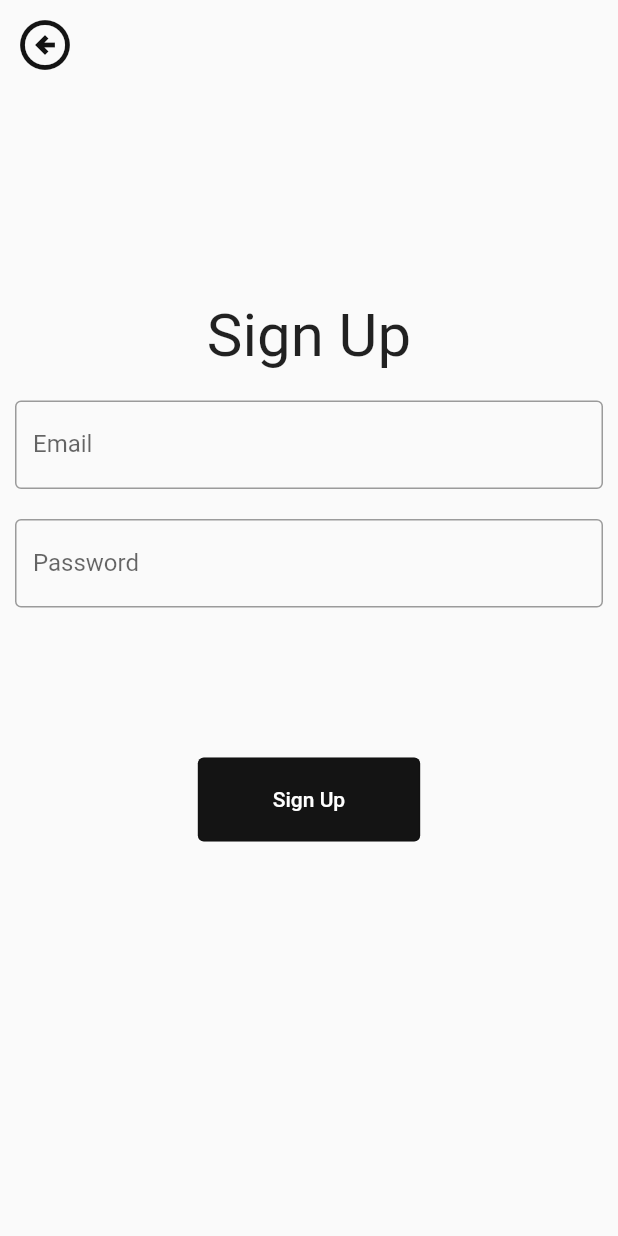
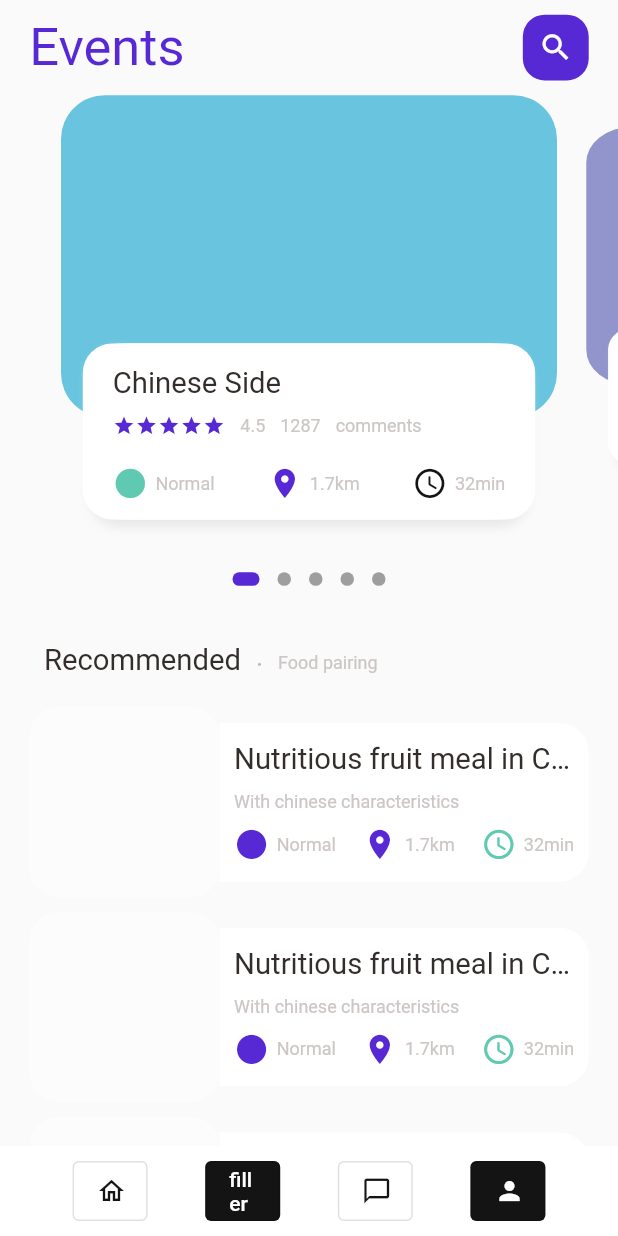
Before and after one commit to DylanDabrowski/watercooler, a Flutter app: the SignupPage screen opened by its route, after a tap on "Sign Up", on a phone screen of 412 x 824 dp. Run offline on Flutter 3.47's test engine with Material 2 defaults, Android fonts, the phone set to English and light mode, and no system bars; drawn by our look-alikes of dots_indicator; our stand-ins replace get.

Commit message:
home page has carousel and scrollable, with filler cards, and a basic nav bar.

```diff
--- a/lib/pages/login pages/login_page.dart
+++ b/lib/pages/login pages/login_page.dart
@@ -26,7 +26,7 @@ class LoginPage extends StatelessWidget {
                   size: 40.0,
                 ),
               ),
-              const SizedBox(height: 150),
+              const SizedBox(height: 100),
               // title
               Row(
                 mainAxisAlignment: MainAxisAlignment.center,
@@ -57,21 +57,20 @@ class LoginPage extends StatelessWidget {
                   labelText: 'Password',
                 ),
               ),
-              const SizedBox(height: 100),
+              const SizedBox(height: 40),
               // login button
               Row(
                 mainAxisAlignment: MainAxisAlignment.center,
                 children: [
                   OutlinedButton(
                     onPressed: () {
-                      print('Login button pressed');
-
+                      Get.toNamed(RouteHelper.getHome());
                     },
                     style: OutlinedButton.styleFrom(
-                      primary: Colors.white,
-                      backgroundColor: AppColors.textColor,
-                      padding: const EdgeInsets.only(top: 20, bottom: 20, left: 50, right: 50)
-                    ),
+                        primary: Colors.white,
+                        backgroundColor: AppColors.textColor,
+                        padding: const EdgeInsets.only(
+                            top: 20, bottom: 20, left: 50, right: 50)),
                     child: const Text("Login"),
                   ),
                 ],
--- a/lib/pages/login pages/signup_page.dart
+++ b/lib/pages/login pages/signup_page.dart
@@ -4,7 +4,7 @@ import '../../routes/route_helper.dart';
 import '../../utils/colors.dart';
 
 class SignupPage extends StatelessWidget {
-  const SignupPage({ Key? key }) : super(key: key);
+  const SignupPage({Key? key}) : super(key: key);
 
   @override
   Widget build(BuildContext context) {
@@ -26,7 +26,7 @@ class SignupPage extends StatelessWidget {
                   size: 40.0,
                 ),
               ),
-              const SizedBox(height: 150),
+              const SizedBox(height: 100),
               // title
               Row(
                 mainAxisAlignment: MainAxisAlignment.center,
@@ -57,20 +57,20 @@ class SignupPage extends StatelessWidget {
                   labelText: 'Password',
                 ),
               ),
-              const SizedBox(height: 100),
+              const SizedBox(height: 40),
               // sign up button
               Row(
                 mainAxisAlignment: MainAxisAlignment.center,
                 children: [
                   OutlinedButton(
                     onPressed: () {
-                      print('Sign up button pressed');
+                      Get.toNamed(RouteHelper.getHome());
                     },
                     style: OutlinedButton.styleFrom(
-                      primary: Colors.white,
-                      backgroundColor: AppColors.textColor,
-                      padding: const EdgeInsets.only(top: 20, bottom: 20, left: 50, right: 50)
-                    ),
+                        primary: Colors.white,
+                        backgroundColor: AppColors.textColor,
+                        padding: const EdgeInsets.only(
+                            top: 20, bottom: 20, left: 50, right: 50)),
                     child: const Text("Sign Up"),
                   ),
                 ],
--- /dev/null
+++ b/lib/pages/user pages/home_page.dart
@@ -0,0 +1,152 @@
+import 'package:flutter/material.dart';
+import 'package:get/get.dart';
+import 'package:watercooler/pages/user%20pages/home_page_body.dart';
+
+import '../../routes/route_helper.dart';
+import '../../utils/colors.dart';
+import '../../utils/dimensions.dart';
+import '../../widgets/big_text.dart';
+import '../../widgets/small_text.dart';
+
+class HomePage extends StatefulWidget {
+  const HomePage({Key? key}) : super(key: key);
+
+  @override
+  State<HomePage> createState() => _HomePageState();
+}
+
+class _HomePageState extends State<HomePage> {
+  @override
+  Widget build(BuildContext context) {
+    return Scaffold(
+      body: SafeArea(
+        child: Column(
+          children: [
+            Container(
+              margin: EdgeInsets.only(
+                  top: Dimensions.height10, bottom: Dimensions.height10),
+              padding: EdgeInsets.only(
+                  left: Dimensions.width20, right: Dimensions.width20),
+              child: Row(
+                mainAxisAlignment: MainAxisAlignment.spaceBetween,
+                children: [
+                  BigText(
+                    text: "Events",
+                    size: 35.0,
+                    color: AppColors.mainColor,
+                  ),
+                  Center(
+                    child: Container(
+                      width: Dimensions.width45,
+                      height: Dimensions.height45,
+                      child: Icon(
+                        Icons.search,
+                        color: Colors.white,
+                        size: Dimensions.iconSize24,
+                      ),
+                      decoration: BoxDecoration(
+                        borderRadius: BorderRadius.circular(
+                          Dimensions.radius15,
+                        ),
+                        color: AppColors.mainColor,
+                      ),
+                    ),
+                  )
+                ],
+              ),
+            ),
+            const Expanded(
+              child: SingleChildScrollView(
+                child: HomePageBody(),
+              ),
+            ),
+          ],
+        ),
+      ),
+      bottomNavigationBar: Container(
+        height: 60,
+        padding: const EdgeInsets.all(10),
+        decoration: const BoxDecoration(
+          color: Colors.white,
+          // borderRadius: BorderRadius.only(
+          //   topLeft: Radius.circular(40),
+          //   topRight: Radius.circular(40),
+          // ),
+        ),
+        child: Row(
+          mainAxisAlignment: MainAxisAlignment.spaceEvenly,
+          children: [
+            SizedBox(
+              height: 40,
+              width: 50,
+              child: OutlinedButton(
+                onPressed: () {
+                  Get.toNamed(RouteHelper.getHome());
+                },
+                style: OutlinedButton.styleFrom(
+                  primary: AppColors.textColor,
+                  backgroundColor: Colors.white,
+                ),
+                child: const Icon(
+                  Icons.home_outlined,
+                  color: AppColors.textColor,
+                  size: 20.0,
+                ),
+              ),
+            ),
+            SizedBox(
+              height: 40,
+              width: 50,
+              child: OutlinedButton(
+                onPressed: () {
+                  // Get.toNamed(RouteHelper.getSignup());
+                },
+                style: OutlinedButton.styleFrom(
+                  primary: Colors.white,
+                  backgroundColor: AppColors.textColor,
+                ),
+                child: const Text("filler"),
+              ),
+            ),
+            SizedBox(
+              height: 40,
+              width: 50,
+              child: OutlinedButton(
+                onPressed: () {
+                  // Get.toNamed(RouteHelper.getLogin());
+                },
+                style: OutlinedButton.styleFrom(
+                  primary: AppColors.textColor,
+                  backgroundColor: Colors.white,
+                ),
+                child: const Icon(
+                  Icons.chat_bubble_outline,
+                  color: AppColors.textColor,
+                  size: 20.0,
+                ),
+              ),
+            ),
+            SizedBox(
+              height: 40,
+              width: 50,
+              child: OutlinedButton(
+                onPressed: () {
+                  // Get.toNamed(RouteHelper.getSignup());
+                },
+                style: OutlinedButton.styleFrom(
+                  primary: Colors.white,
+                  backgroundColor: AppColors.textColor,
+                ),
+                child: const Icon(
+                  Icons.person,
+                  color: Colors.white,
+                  size: 20.0,
+                ),
+              ),
+            ),
+          ],
+        ),
+      ),
+    );
+  }
+}
--- /dev/null
+++ b/lib/pages/user pages/home_page_body.dart
@@ -0,0 +1,303 @@
+import 'package:flutter/material.dart';
+import 'package:get/get.dart';
+import 'package:dots_indicator/dots_indicator.dart';
+import '../../routes/route_helper.dart';
+import '../../utils/colors.dart';
+import '../../utils/dimensions.dart';
+import '../../widgets/big_text.dart';
+import '../../widgets/icon_and_text_widget.dart';
+import '../../widgets/small_text.dart';
+
+class HomePageBody extends StatefulWidget {
+  const HomePageBody({Key? key}) : super(key: key);
+
+  @override
+  State<HomePageBody> createState() => _HomePageBodyState();
+}
+
+class _HomePageBodyState extends State<HomePageBody> {
+  PageController pageController = PageController(viewportFraction: 0.85);
+  var _currPageValue = 0.0;
+  double _scaleFactor = 0.8;
+  double _height = Dimensions.pageViewContainer;
+
+  @override
+  void initState() {
+    super.initState();
+    pageController.addListener(() {
+      setState(() {
+        _currPageValue = pageController.page!;
+        // print("Current value is " + _currPageValue.toString());
+      });
+    });
+  }
+
+  @override
+  void dispose() {
+    pageController.dispose();
+  }
+
+  @override
+  Widget build(BuildContext context) {
+    return Column(
+      children: [
+        Container(
+          // color: Colors.red,
+          height: Dimensions.pageView,
+          child: PageView.builder(
+              controller: pageController,
+              itemCount: 5,
+              itemBuilder: (context, position) {
+                return _buildPageItem(position);
+              }),
+        ),
+        DotsIndicator(
+          dotsCount: 5,
+          position: _currPageValue,
+          decorator: DotsDecorator(
+              size: const Size.square(9.0),
+              activeSize: const Size(18.0, 9.0),
+              activeShape: RoundedRectangleBorder(
+                  borderRadius: BorderRadius.circular(5.0)),
+              activeColor: AppColors.mainColor),
+        ),
+        SizedBox(
+          height: Dimensions.height30,
+        ),
+        Container(
+          margin: EdgeInsets.only(
+              left: Dimensions.width30, bottom: Dimensions.height20),
+          child: Row(
+            crossAxisAlignment: CrossAxisAlignment.end,
+            children: [
+              BigText(text: "Recommended"),
+              SizedBox(
+                width: Dimensions.width10,
+              ),
+              Container(
+                margin: const EdgeInsets.only(bottom: 3),
+                child: BigText(
+                  text: ".",
+                  color: Colors.black26,
+                ),
+              ),
+              SizedBox(
+                width: Dimensions.width10,
+              ),
+              Container(
+                margin: const EdgeInsets.only(bottom: 3),
+                child: SmallText(text: "Food pairing"),
+              ),
+            ],
+          ),
+        ),
+        ListView.builder(
+            physics: const NeverScrollableScrollPhysics(),
+            shrinkWrap: true,
+            itemCount: 10,
+            itemBuilder: (context, index) {
+              return Container(
+                margin: EdgeInsets.only(
+                    left: Dimensions.width20,
+                    right: Dimensions.width20,
+                    bottom: Dimensions.height10),
+                child: Row(
+                  children: [
+                    // image section
+                    Container(
+                      width: Dimensions.listViewImgSize,
+                      height: Dimensions.listViewImgSize,
+                      decoration: BoxDecoration(
+                        borderRadius:
+                            BorderRadius.circular(Dimensions.radius20),
+                        color: Colors.white38,
+                        // image: const DecorationImage(
+                        //   fit: BoxFit.cover,
+                        //   image: AssetImage("assets/image/food0.png"),
+                        // ),
+                      ),
+                    ),
+                    // text container
+                    Expanded(
+                      child: Container(
+                        height: Dimensions.listViewTextContSize,
+                        decoration: BoxDecoration(
+                          borderRadius: BorderRadius.only(
+                              topRight: Radius.circular(Dimensions.radius20),
+                              bottomRight:
+                                  Radius.circular(Dimensions.radius20)),
+                          color: Colors.white,
+                        ),
+                        child: Padding(
+                          padding: EdgeInsets.only(
+                              left: Dimensions.width10,
+                              right: Dimensions.width10),
+                          child: Column(
+                            crossAxisAlignment: CrossAxisAlignment.start,
+                            mainAxisAlignment: MainAxisAlignment.center,
+                            children: [
+                              BigText(text: "Nutritious fruit meal in China"),
+                              SizedBox(height: Dimensions.height10),
+                              SmallText(text: "With chinese characteristics"),
+                              SizedBox(height: Dimensions.height10),
+                              Row(
+                                mainAxisAlignment:
+                                    MainAxisAlignment.spaceBetween,
+                                children: const [
+                                  IconAndTextWidget(
+                                      icon: Icons.circle_sharp,
+                                      text: "Normal",
+                                      iconColor: AppColors.mainColor),
+                                  IconAndTextWidget(
+                                      icon: Icons.location_on,
+                                      text: "1.7km",
+                                      iconColor: AppColors.mainColor),
+                                  IconAndTextWidget(
+                                      icon: Icons.access_time_rounded,
+                                      text: "32min",
+                                      iconColor: AppColors.secondaryColor),
+                                ],
+                              ),
+                            ],
+                          ),
+                        ),
+                      ),
+                    )
+                  ],
+                ),
+              );
+            }),
+      ],
+    );
+  }
+
+  Widget _buildPageItem(int index) {
+    Matrix4 matrix = new Matrix4.identity();
+
+    if (index == _currPageValue.floor()) {
+      var currScale = 1 - (_currPageValue - index) * (1 - _scaleFactor);
+      var currTrans = _height * (1 - currScale) / 2;
+      matrix = Matrix4.diagonal3Values(1, currScale, 1)
+        ..setTranslationRaw(0, currTrans, 0);
+    } else if (index == _currPageValue.floor() + 1) {
+      var currScale =
+          _scaleFactor + (_currPageValue - index + 1) * (1 - _scaleFactor);
+      var currTrans = _height * (1 - currScale) / 2;
+      matrix = Matrix4.diagonal3Values(1, currScale, 1)
+        ..setTranslationRaw(0, currTrans, 0);
+    } else if (index == _currPageValue.floor() - 1) {
+      var currScale = 1 - (_currPageValue - index) * (1 - _scaleFactor);
+      var currTrans = _height * (1 - currScale) / 2;
+      matrix = Matrix4.diagonal3Values(1, currScale, 1)
+        ..setTranslationRaw(0, currTrans, 0);
+    } else {
+      var currScale = 0.8;
+      matrix = Matrix4.diagonal3Values(1, currScale, 1)
+        ..setTranslationRaw(0, _height * (1 - _scaleFactor) / 2, 1);
+    }
+
+    return Transform(
+      transform: matrix,
+      child: Stack(
+        children: [
+          Container(
+            height: Dimensions.pageViewContainer,
+            margin: EdgeInsets.only(
+                left: Dimensions.width10, right: Dimensions.width10),
+            decoration: BoxDecoration(
+              borderRadius: BorderRadius.circular(Dimensions.radius30),
+              color: index.isEven
+                  ? const Color(0xFF69c5df)
+                  : const Color(0xFF9294cc),
+              // image: const DecorationImage(
+              //   fit: BoxFit.cover,
+              //   image: AssetImage("assets/image/food0.png"),
+              // ),
+            ),
+          ),
+          Align(
+            alignment: Alignment.bottomCenter,
+            child: Container(
+              height: Dimensions.pageViewTextContainer,
+              margin: EdgeInsets.only(
+                left: Dimensions.width30,
+                right: Dimensions.width30,
+                bottom: Dimensions.height30,
+              ),
+              decoration: BoxDecoration(
+                borderRadius: BorderRadius.circular(Dimensions.radius20),
+                color: Colors.white,
+                boxShadow: const [
+                  BoxShadow(
+                    color: Color(0xFFe8e8e8),
+                    blurRadius: 5.0,
+                    offset: Offset(0, 5),
+                  ),
+                  BoxShadow(
+                    color: Colors.white,
+                    offset: Offset(-5, 0),
+                  ),
+                  BoxShadow(
+                    color: Colors.white,
+                    offset: Offset(5, 0),
+                  ),
+                ],
+              ),
+              child: Container(
+                padding: EdgeInsets.only(
+                    top: Dimensions.height15, left: 15, right: 15),
+                child: Column(
+                  crossAxisAlignment: CrossAxisAlignment.start,
+                  children: [
+                    BigText(text: "Chinese Side"),
+                    SizedBox(height: Dimensions.height10),
+                    Row(
+                      children: [
+                        Wrap(
+                          children: List.generate(
+                              5,
+                              (index) => const Icon(Icons.star,
+                                  color: AppColors.mainColor, size: 15)),
+                        ),
+                        const SizedBox(
+                          width: 10,
+                        ),
+                        SmallText(text: "4.5"),
+                        const SizedBox(
+                          width: 10,
+                        ),
+                        SmallText(text: "1287"),
+                        const SizedBox(
+                          width: 10,
+                        ),
+                        SmallText(text: "comments"),
+                      ],
+                    ),
+                    SizedBox(height: Dimensions.height20),
+                    Row(
+                      mainAxisAlignment: MainAxisAlignment.spaceBetween,
+                      children: const [
+                        IconAndTextWidget(
+                            icon: Icons.circle_sharp,
+                            text: "Normal",
+                            iconColor: AppColors.secondaryColor),
+                        IconAndTextWidget(
+                            icon: Icons.location_on,
+                            text: "1.7km",
+                            iconColor: AppColors.mainColor),
+                        IconAndTextWidget(
+                            icon: Icons.access_time_rounded,
+                            text: "32min",
+                            iconColor: AppColors.textColor),
+                      ],
+                    ),
+                  ],
+                ),
+              ),
+            ),
+          ),
+        ],
+      ),
+    );
+  }
+}
--- a/lib/routes/route_helper.dart
+++ b/lib/routes/route_helper.dart
@@ -3,18 +3,23 @@ import 'package:watercooler/pages/login%20pages/login_page.dart';
 import 'package:watercooler/pages/login%20pages/signup_page.dart';
 import 'package:watercooler/pages/login%20pages/welcome_page.dart';
 
+import '../pages/user pages/home_page.dart';
+
 class RouteHelper {
   static const String initial = "/";
   static const String login = "/login";
   static const String signup = "/signup";
+  static const String home = "/home";
 
   static String getInitial() => '$initial';
   static String getLogin() => '$login';
   static String getSignup() => '$signup';
+  static String getHome() => '$home';
 
   static List<GetPage> routes = [
     GetPage(name: initial, page: () => WelcomePage()),
     GetPage(name: login, page: () => LoginPage()),
     GetPage(name: signup, page: () => SignupPage()),
+    GetPage(name: home, page: () => HomePage()),
   ];
 }
--- /dev/null
+++ b/lib/utils/dimensions.dart
@@ -0,0 +1,45 @@
+import 'package:get/get.dart';
+
+class Dimensions {
+  static double screenHeight = Get.context!.height;
+  static double screenWidth = Get.context!.width;
+
+  static double pageView = screenHeight / 2.64;
+  static double pageViewContainer = screenHeight / 3.84;
+  static double pageViewTextContainer = screenHeight / 7.03;
+
+  static double height10 = screenHeight / 84.4;
+  static double height15 = screenHeight / 56.27;
+  static double height20 = screenHeight / 42.2;
+  static double height30 = screenHeight / 28.13;
+  static double height45 = screenHeight / 18.76;
+
+  static double width10 = screenHeight / 84.4;
+  static double width15 = screenHeight / 56.27;
+  static double width20 = screenHeight / 42.2;
+  static double width30 = screenHeight / 28.13;
+  static double width45 = screenHeight / 18.76;
+
+  // font size
+  static double font16 = screenHeight / 52.75;
+  static double font20 = screenHeight / 42.2;
+  static double font26 = screenHeight / 32.46;
+
+  static double radius15 = screenHeight / 56.27;
+  static double radius20 = screenHeight / 42.2;
+  static double radius30 = screenHeight / 28.13;
+
+  // icon size
+  static double iconSize24 = screenHeight / 35.17;
+  static double iconSize16 = screenHeight / 52.75;
+
+  // list view size
+  static double listViewImgSize = screenWidth / 3.25;
+  static double listViewTextContSize = screenWidth / 3.9;
+
+  // popular food
+  static double popularFoodImgSize = screenHeight / 2.41;
+
+  // bottom height
+  static double bottomHeightBar = screenHeight / 7.03;
+}
--- /dev/null
+++ b/lib/widgets/big_text.dart
@@ -0,0 +1,33 @@
+import 'package:flutter/material.dart';
+
+import '../utils/dimensions.dart';
+
+class BigText extends StatelessWidget {
+  final Color? color;
+  final String text;
+  double size;
+  TextOverflow overflow;
+
+  BigText(
+      {Key? key,
+      this.color = const Color(0xFF332d2b),
+      required this.text,
+      this.size = 0,
+      this.overflow = TextOverflow.ellipsis})
+      : super(key: key);
+
+  @override
+  Widget build(BuildContext context) {
+    return Text(
+      text,
+      maxLines: 1,
+      overflow: overflow,
+      style: TextStyle(
+        fontFamily: 'Roboto',
+        color: color,
+        fontSize: size == 0 ? Dimensions.font20 : size,
+        fontWeight: FontWeight.w400,
+      ),
+    );
+  }
+}
--- /dev/null
+++ b/lib/widgets/icon_and_text_widget.dart
@@ -0,0 +1,36 @@
+import 'package:flutter/material.dart';
+import 'package:watercooler/widgets/small_text.dart';
+
+import '../utils/dimensions.dart';
+
+class IconAndTextWidget extends StatelessWidget {
+  final IconData icon;
+  final String text;
+  final Color iconColor;
+
+  const IconAndTextWidget(
+      {Key? key,
+      required this.icon,
+      required this.text,
+      required this.iconColor})
+      : super(key: key);
+
+  @override
+  Widget build(BuildContext context) {
+    return Row(
+      children: [
+        Icon(
+          icon,
+          color: iconColor,
+          size: Dimensions.iconSize24,
+        ),
+        const SizedBox(
+          width: 5,
+        ),
+        SmallText(
+          text: text,
+        ),
+      ],
+    );
+  }
+}
--- /dev/null
+++ b/lib/widgets/small_text.dart
@@ -0,0 +1,29 @@
+import 'package:flutter/material.dart';
+
+class SmallText extends StatelessWidget {
+  final Color? color;
+  final String text;
+  double size;
+  double height;
+
+  SmallText({
+    Key? key,
+    this.color = const Color(0xFFccc7c5),
+    required this.text,
+    this.size = 12,
+    this.height = 1.2,
+  }) : super(key: key);
+
+  @override
+  Widget build(BuildContext context) {
+    return Text(
+      text,
+      style: TextStyle(
+        fontFamily: 'Roboto',
+        color: color,
+        fontSize: size,
+        height: height,
+      ),
+    );
+  }
+}
--- a/pubspec.yaml
+++ b/pubspec.yaml
@@ -30,6 +30,7 @@ dependencies:
   flutter:
     sdk: flutter
   get: ^4.1.4
+  dots_indicator: ^2.0.0
 
   # The following adds the Cupertino Icons font to your application.
   # Use with the CupertinoIcons class for iOS style icons.
```
Also changed, not shown: models/products_model.dart (added, +83 -0 lines), pubspec.lock.
